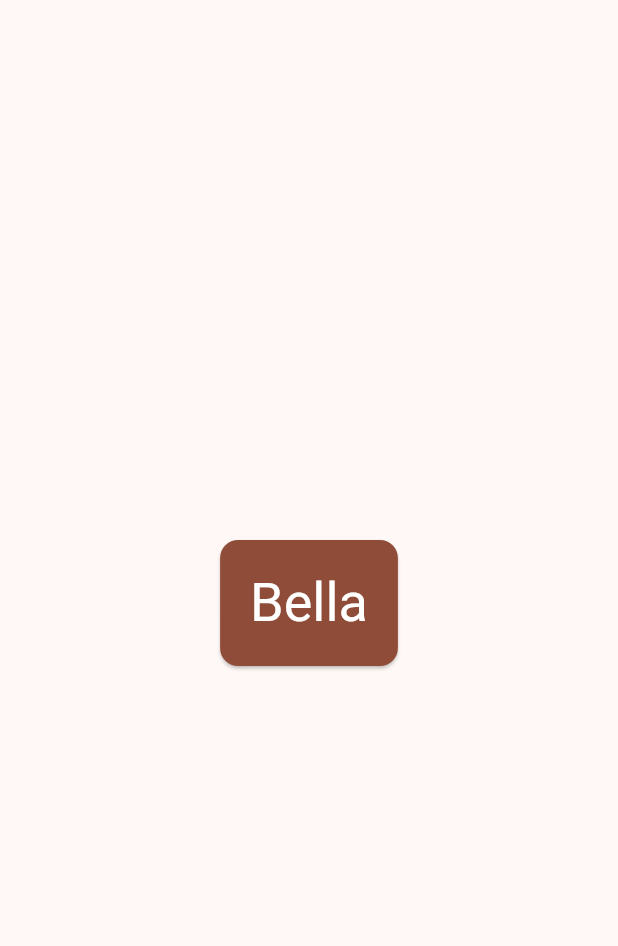
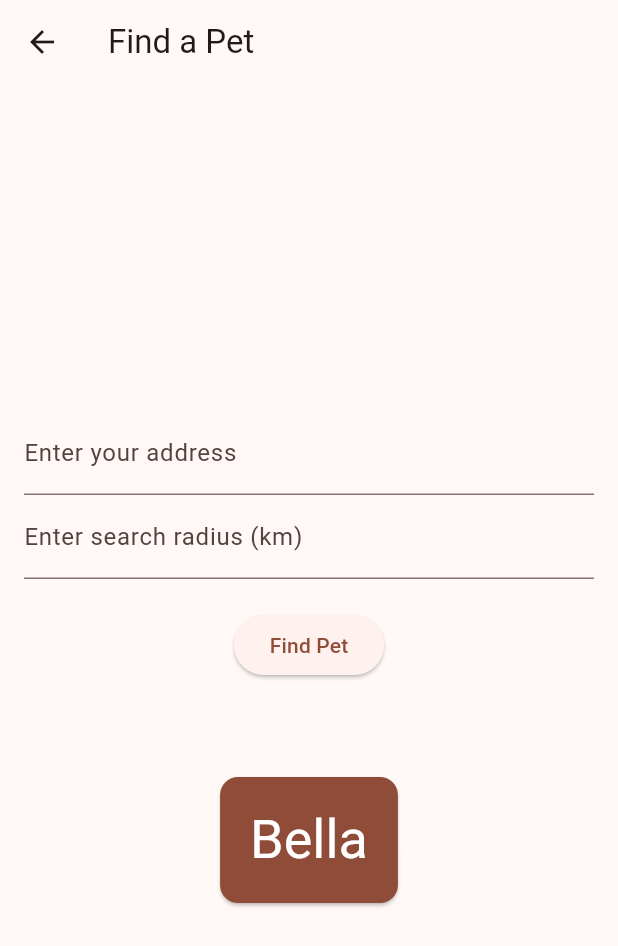
Before and after one commit to cowleyjo/BoilerMake2025, a Flutter app: the GeneratorPage screen opened directly, on a phone screen of 412 x 824 dp. Shown: the top 946 px of the screen. Run offline on Flutter 3.47's test engine with Material 3 defaults, Android fonts, the phone set to English and light mode, and no system bars.

Commit message:
Implemented get_pet and get_coordinates

```diff
--- a/rescu_front_end/lib/main.dart
+++ b/rescu_front_end/lib/main.dart
@@ -1,6 +1,8 @@
 import 'package:flutter/material.dart';
 import 'package:provider/provider.dart';
 import 'dart:math';
+import 'dart:convert';
+import 'package:http/http.dart' as http;
 
 void main() {
   runApp(MyApp());
@@ -248,7 +250,97 @@ class _MyHomePageState extends State<MyHomePage> {
   }
 }
 
-class GeneratorPage extends StatelessWidget {
+class GeneratorPage extends StatefulWidget {
+  @override
+  State<GeneratorPage> createState() => _GeneratorPageState();
+}
+
+class _GeneratorPageState extends State<GeneratorPage> {
+  final TextEditingController _addressController = TextEditingController();
+  final TextEditingController _radiusController = TextEditingController();
+
+  String? _petResult; // Stores the pet data
+  String? _errorMessage; // For any error messages, if needed
+  String? prevAddress; // Stores the previous address entered by the user
+
+  // Function to get coordinates from the address
+  Future<Map<String, double>?> getCoordinatesFromAddress(String address) async {
+    final String apiKey = '459106e0e6454bf69a1afe468d23fed9';  // Replace with your OpenCage API key
+    final String encodedAddress = Uri.encodeComponent(address);  // Encode the address
+    final String url = 'https://api.opencagedata.com/geocode/v1/json?q=$encodedAddress&key=$apiKey';
+
+    final response = await http.get(Uri.parse(url));
+
+    if (response.statusCode == 200) {
+      final data = jsonDecode(response.body);
+
+      if (data['results'].isNotEmpty) {
+        double latitude = data['results'][0]['geometry']['lat'];
+        double longitude = data['results'][0]['geometry']['lng'];
+
+        print("latitude: $latitude, longitude: $longitude");
+        return {'latitude': latitude, 'longitude': longitude};
+      } else {
+        print("No results found for the address.");
+        return null;
+      }
+    } else {
+      print("Error fetching data: ${response.statusCode}");
+      return null;
+    }
+  }
+
+  // Function to fetch pet data from backend
+  Future<void> _getPet() async {
+    String address = _addressController.text;
+    double radius = double.tryParse(_radiusController.text) ?? 10.0;
+
+    if (address.isEmpty) {
+      setState(() {
+        _errorMessage = "Please enter an address.";
+      });
+      return;
+    }
+
+    var coordinates;
+    // Check if the address has changed
+    if (prevAddress != address) {
+      // Get the coordinates from the address
+      print("API Call");
+      coordinates = await getCoordinatesFromAddress(address);
+      prevAddress = address;  // Update the previous address to the current one
+    }
+
+    if (coordinates != null) {
+      double latitude = coordinates['latitude']!;
+      double longitude = coordinates['longitude']!;
+
+      final String backendUrl = 'http://127.0.0.1:5000/get-pet';
+
+      // Send coordinates along with radius to the backend
+      final response = await http.get(
+        Uri.parse('$backendUrl?latitude=$latitude&longitude=$longitude&radius=$radius'),
+      );
+
+      if (response.statusCode == 200) {
+        var pet = jsonDecode(response.body);
+        setState(() {
+          _petResult = "Found Pet: ${pet['name']}, Age: ${pet['age']}";
+          _errorMessage = null; // Clear any previous error messages
+        });
+      } else {
+        setState(() {
+          _petResult = "No pet found.";
+          _errorMessage = null;
+        });
+      }
+    } else {
+      setState(() {
+        _errorMessage = "Unable to retrieve coordinates for the address.";
+      });
+    }
+  }
+
   @override
   Widget build(BuildContext context) {
     var appState = context.watch<MyAppState>();
@@ -261,10 +353,35 @@ class GeneratorPage extends StatelessWidget {
       icon = Icons.favorite_border;
     }
 
-    return Center(
+    return Scaffold(
+      appBar: AppBar(title: Text("Find a Pet")),
+      body: Padding(
+        padding: EdgeInsets.all(16.0),
         child: Column(
           mainAxisAlignment: MainAxisAlignment.center,
           children: [
+            TextField(
+              controller: _addressController,
+              decoration: InputDecoration(labelText: "Enter your address"),
+            ),
+            TextField(
+              controller: _radiusController,
+              decoration: InputDecoration(labelText: "Enter search radius (km)"),
+              keyboardType: TextInputType.number,
+            ),
+            SizedBox(height: 20),
+            ElevatedButton(
+              onPressed: _getPet,
+              child: Text("Find Pet"),
+            ),
+            SizedBox(height: 20),
+            _petResult != null
+                ? Text(_petResult!, style: TextStyle(fontSize: 18, fontWeight: FontWeight.bold))
+                : Container(),
+            _errorMessage != null
+                ? Text(_errorMessage!, style: TextStyle(color: Colors.red, fontSize: 16))
+                : Container(),
+            SizedBox(height: 40),
             SwipeableCard(
               name: animal,
               onLike: () {
@@ -274,12 +391,14 @@ class GeneratorPage extends StatelessWidget {
                 appState.getNext();
               },
             ),
-          SizedBox(height: 20),
           ],
+        ),
       ),
     );
   }
 }
+
+
 
 // The Favorites page displays a list of favorited word pairs.
 class FavoritesPage extends StatelessWidget {
@@ -441,3 +560,43 @@ class _SwipeableCardState extends State<SwipeableCard> with SingleTickerProvider
     );
   }
 }
+
+Future<Map<String, dynamic>?> getPet(String address, double radius) async {
+  final String backendUrl = 'http://127.0.0.1:5000/get-pet'; // Change to your backend URL
+
+  final response = await http.get(
+    Uri.parse('$backendUrl?address=$address&radius=$radius'),
+  );
+
+  if (response.statusCode == 200) {
+    return jsonDecode(response.body); // Convert JSON response to a Dart map
+  } else {
+    print('Error fetching pet: ${response.body}');
+    return null;
+  }
+}
+
+Future<Map<String, double>?> getCoordinatesFromAddress(String address) async {
+  final String apiKey = '459106e0e6454bf69a1afe468d23fed9';
+  final String url = 'https://api.opencagedata.com/geocode/v1/json?q=$address&key=$apiKey';
+
+  final response = await http.get(Uri.parse(url));
+
+  if (response.statusCode == 200) {
+    final data = jsonDecode(response.body);
+
+    if (data['results'].isNotEmpty) {
+      double latitude = data['results'][0]['geometry']['lat'];
+      double longitude = data['results'][0]['geometry']['lng'];
+
+      print("latitude: $latitude, longitude: $longitude");
+      return {'latitude': latitude, 'longitude': longitude};
+    } else {
+      print("No results found for the address.");
+      return null;
+    }
+  } else {
+    print("Error fetching data: ${response.statusCode}");
+    return null;
+  }
+}
--- a/rescu_front_end/pubspec.yaml
+++ b/rescu_front_end/pubspec.yaml
@@ -11,6 +11,7 @@ environment:
 dependencies:
   flutter:
     sdk: flutter
+  http: ^0.13.6
 
   english_words: ^4.0.0
   provider: ^6.1.2
```
Also changed, not shown: rescu_front_end/pubspec.lock. Lines whose indentation alone changed are shown as unchanged.
